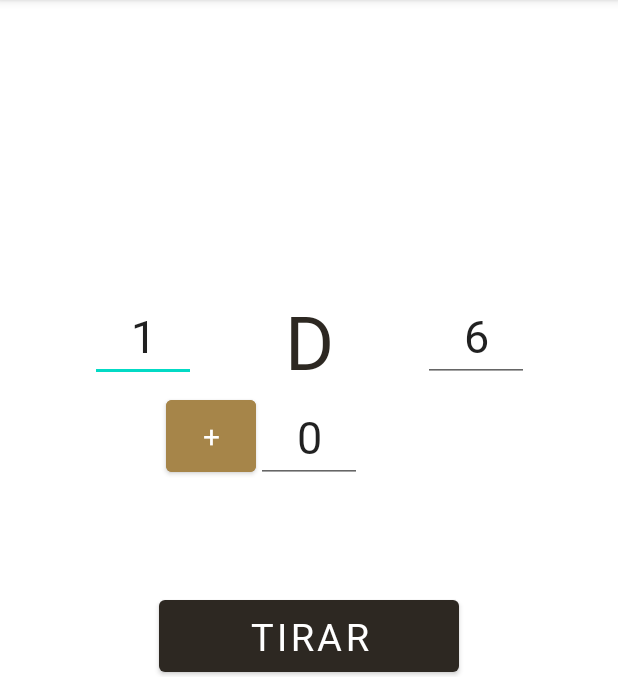
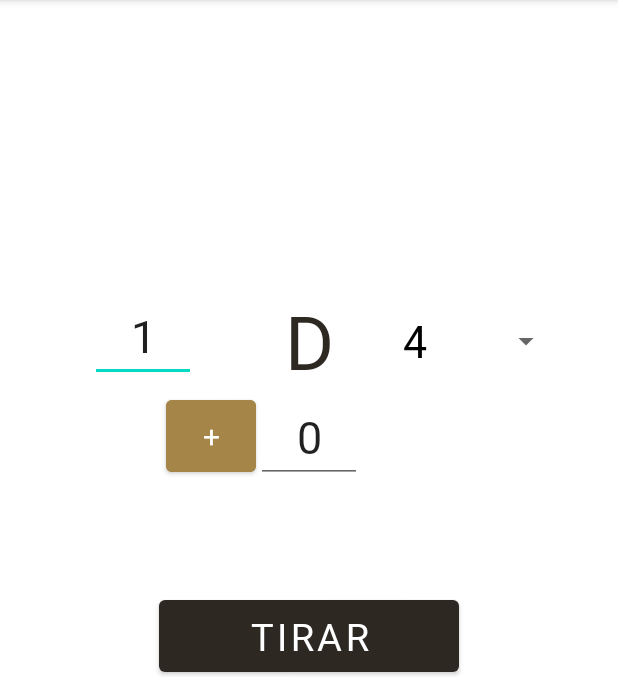
Before and after one commit to mcas2/OpenRol, an Android app: the Dices screen opened directly, with no data from a screen before it, on a phone screen of 412 x 824 dp, the part 84-761 px from its top. Run offline under Robolectric (Android 15) with nearby library versions, the phone set to English and light mode, and no system bars.

Commit message:
Dices spinner view

```diff
--- a/app/src/main/java/com/mcas2/openrol/Dices.java
+++ b/app/src/main/java/com/mcas2/openrol/Dices.java
@@ -4,15 +4,19 @@ import androidx.appcompat.app.AppCompatActivity;
 
 import android.os.Bundle;
 import android.view.View;
+import android.widget.AdapterView;
+import android.widget.ArrayAdapter;
 import android.widget.Button;
 import android.widget.EditText;
+import android.widget.SimpleAdapter;
+import android.widget.Spinner;
+import android.widget.SpinnerAdapter;
 import android.widget.TextView;
 
 import java.util.Random;
 
 public class Dices extends AppCompatActivity {
     public EditText numDados;
-    public EditText numCaras;
     public EditText mod;
     public TextView result;
     public TextView resultHistory;
@@ -21,6 +25,9 @@ public class Dices extends AppCompatActivity {
     public Button changeOp;
     public boolean isNegative;
     public String history = "Dados: ";
+    public Integer [] diceFaces =  {4,6,8,10,12,20,100};
+    public Integer numCaras;
+    private ArrayAdapter adapter;
     Random r = new Random();
 
 
@@ -30,21 +37,38 @@ public class Dices extends AppCompatActivity {
         setContentView(R.layout.activity_dices);
 
         numDados = (EditText) findViewById(R.id.numDados);
-        numCaras = (EditText) findViewById(R.id.numCaras);
+
         mod = (EditText) findViewById(R.id.mod);
         result = (TextView) findViewById(R.id.result);
         resultHistory = (TextView) findViewById(R.id.resultHistory);
+
         roll = (Button) findViewById(R.id.rollDicesButton);
         erase = (Button) findViewById(R.id.eraseHistory);
         changeOp = (Button) findViewById(R.id.changeOperator);
         isNegative = false;
 
+        Spinner sp = (Spinner) findViewById(R.id.sp);
+        adapter = new ArrayAdapter<Integer>(this, R.layout.support_simple_spinner_dropdown_item, diceFaces);
+        adapter.setDropDownViewResource(R.layout.support_simple_spinner_dropdown_item);
+
+        sp.setAdapter(adapter);
+        sp.setOnItemSelectedListener(new AdapterView.OnItemSelectedListener() {
+            @Override
+            public void onItemSelected(AdapterView<?> parent, View view, int position, long id) {
+                numCaras = (Integer) sp.getSelectedItem();
+            }
+
+            @Override
+            public void onNothingSelected(AdapterView<?> parent) {
+
+            }
+        });
 
         roll.setOnClickListener(new View.OnClickListener() {
             @Override
             public void onClick(View v) {
                 int res = 0, diceRes, modifier;
-                int limit = Integer.parseInt(numCaras.getText().toString())+1;
+                int limit = numCaras+1;
                 modifier = Integer.parseInt(mod.getText().toString());
 
                 if (isNegative){
@@ -54,7 +78,11 @@ public class Dices extends AppCompatActivity {
                 for (int i = 0; i < Integer.parseInt(numDados.getText().toString()); i++) {
                     diceRes = r.nextInt(limit-1)+1;
                     res += (diceRes + modifier);
-                    history = history.concat((diceRes+modifier)+",");
+                    if (modifier!=0){
+                        history = history.concat((diceRes+modifier)+"("+diceRes+"+"+modifier+")"+", ");
+                    } else {
+                        history = history.concat((diceRes+modifier)+", ");
+                    }
                 }
                 result.setText(res+"");
                 resultHistory.setText(history);
--- a/app/src/main/res/layout/activity_dices.xml
+++ b/app/src/main/res/layout/activity_dices.xml
@@ -4,6 +4,7 @@
     xmlns:tools="http://schemas.android.com/tools"
     android:layout_width="match_parent"
     android:layout_height="match_parent"
+    android:entries="@array/dices"
     tools:context=".Dices">
 
     <EditText
@@ -19,18 +20,7 @@
         app:layout_constraintStart_toStartOf="parent"
         app:layout_constraintTop_toTopOf="@+id/d" />
 
-    <EditText
-        android:id="@+id/numCaras"
-        android:layout_width="wrap_content"
-        android:layout_height="wrap_content"
-        android:ems="2"
-        android:inputType="number"
-        android:text="6"
-        android:textAlignment="center"
-        android:textSize="30sp"
-        app:layout_constraintEnd_toEndOf="parent"
-        app:layout_constraintStart_toEndOf="@+id/d"
-        app:layout_constraintTop_toTopOf="@+id/d" />
+
 
     <TextView
         android:id="@+id/d"
@@ -118,5 +108,15 @@
         app:layout_constraintStart_toStartOf="parent"
         app:layout_constraintTop_toBottomOf="@+id/d" />
 
+    <Spinner
+        android:id="@+id/sp"
+        android:layout_width="wrap_content"
+        android:layout_height="wrap_content"
+        android:textAlignment="center"
+        app:layout_constraintBottom_toBottomOf="@+id/d"
+        app:layout_constraintEnd_toEndOf="parent"
+        app:layout_constraintStart_toEndOf="@+id/d"
+        app:layout_constraintTop_toTopOf="@+id/d" />
+
 
 </androidx.constraintlayout.widget.ConstraintLayout>
--- a/app/src/main/res/layout/activity_main.xml
+++ b/app/src/main/res/layout/activity_main.xml
@@ -38,6 +38,7 @@
         android:layout_height="wrap_content"
         android:text="Dados"
         android:onClick="openDices"
+        android:textSize="15sp"
         android:layout_marginTop="-50dp"
         app:layout_constraintEnd_toStartOf="@+id/v1"
         app:layout_constraintStart_toStartOf="parent"
--- /dev/null
+++ b/app/src/main/res/values/dices.xml
@@ -0,0 +1,12 @@
+<?xml version="1.0" encoding="utf-8"?>
+<resources>
+    <integer-array name="dices">
+        <item>4</item>
+        <item>6</item>
+        <item>8</item>
+        <item>10</item>
+        <item>12</item>
+        <item>20</item>
+        <item>100</item>
+    </integer-array>
+</resources>
--- a/app/src/main/res/values/themes.xml
+++ b/app/src/main/res/values/themes.xml
@@ -13,6 +13,6 @@
         <item name="android:statusBarColor" tools:targetApi="l">@color/black</item>
         <!-- Customize your theme here. -->
         <item name="fontFamily">@font/garamond</item>
-
+        <item name="android:textSize">30sp</item>
     </style>
 </resources>
```
